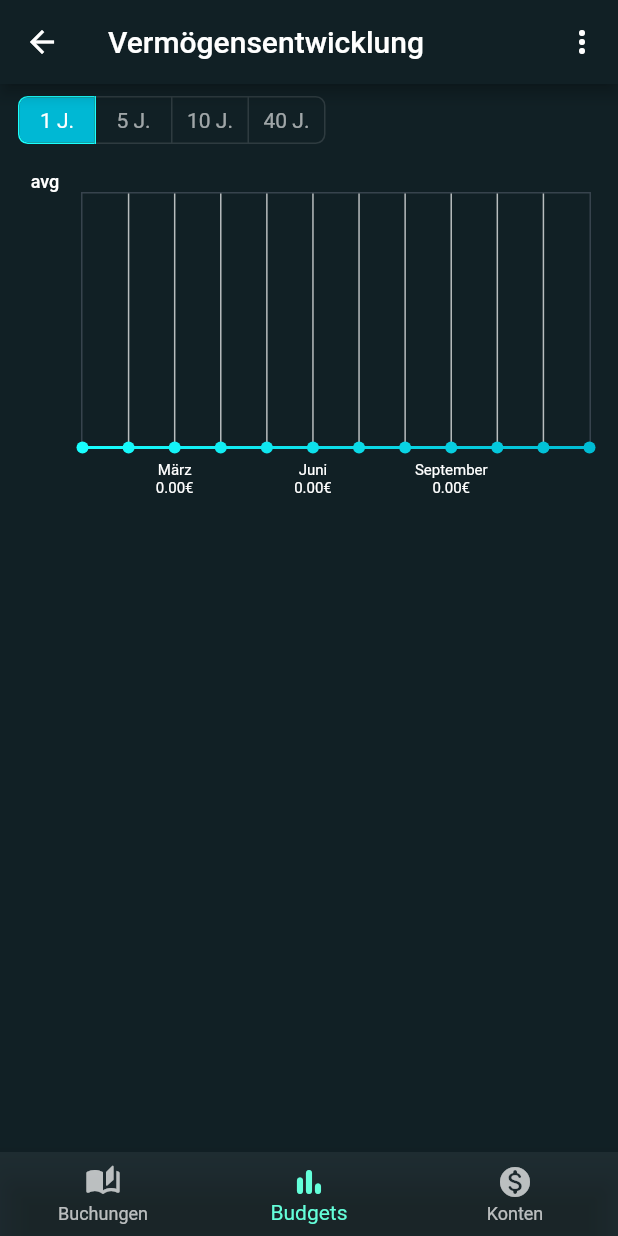
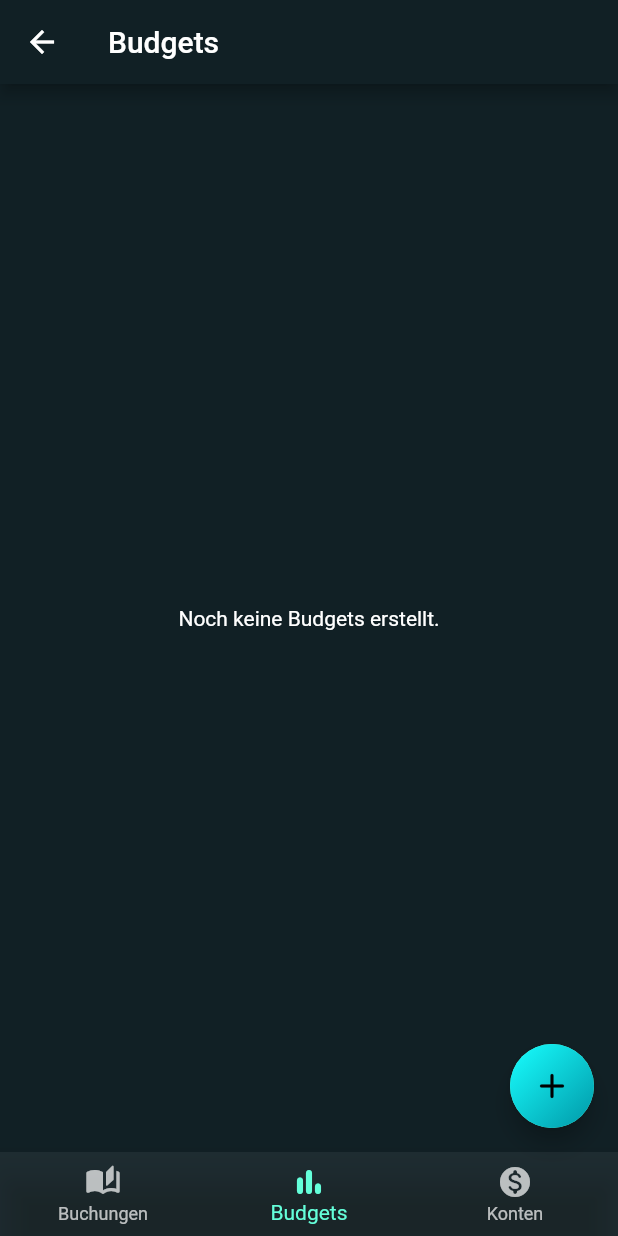
Before and after one commit to Marcel9494/Haushaltsbuch, a Flutter app: the BottomNavBar screen opened directly with empty values, item 2 of the bottom bar chosen, on a phone screen of 412 x 824 dp. Run offline on Flutter 3.47's test engine with Material 2 defaults, Android fonts, the phone set to English and light mode, and no system bars; drawn by our look-alikes of fl_chart; our stand-ins replace another_flushbar, hive, hive_flutter, introduction_screen, modal_bottom_sheet, month_picker_dialog and 1 more; accounts and stored records are empty.

Commit message:
Budgets angefangen zu implementieren
- Budgets angefangen zu implementieren.
- Budgets können erstellt werden.
- Erste erstellte Budgets werden in einer Liste angezeigt.
- Alten nicht mehr benötigten Code entfernt.

```diff
--- a/lib/components/bottom_nav_bar/bottom_nav_bar.dart
+++ b/lib/components/bottom_nav_bar/bottom_nav_bar.dart
@@ -1,10 +1,11 @@
 import 'package:flutter/material.dart';
 
 import '/screens/bookings_screen.dart';
-import '/screens/statistics_screen.dart';
+import '/screens/budgets_screen.dart';
 import '/screens/accounts_screen.dart';
 
 import '/models/screen_arguments/create_or_edit_booking_screen_arguments.dart';
+import '/models/screen_arguments/create_or_edit_budget_screen_arguments.dart';
 
 import '/utils/consts/route_consts.dart';
 
@@ -29,7 +30,7 @@ class _BottomNavBarState extends State<BottomNavBar> {
     super.initState();
     _screens = <Widget>[
       const BookingsScreen(),
-      const StatisticsScreen(),
+      const BudgetsScreen(),
       const AccountsScreen(),
     ];
   }
@@ -49,9 +50,11 @@ class _BottomNavBarState extends State<BottomNavBar> {
           children: _screens,
         ),
       ),
-      floatingActionButton: _selectedIndex == 0
+      floatingActionButton: _selectedIndex == 0 || _selectedIndex == 1
           ? FloatingActionButton(
-              onPressed: () => Navigator.pushNamed(context, createOrEditBookingRoute, arguments: CreateOrEditBookingScreenArguments(-1)),
+              onPressed: () => _selectedIndex == 0
+                  ? Navigator.pushNamed(context, createOrEditBookingRoute, arguments: CreateOrEditBookingScreenArguments(-1))
+                  : Navigator.pushNamed(context, createOrEditBudgetRoute, arguments: CreateOrEditBudgetScreenArguments(-1)),
               child: Container(
                 width: 60,
                 height: 60,
--- a/lib/components/tab_views/account_overview_tab_view.dart
+++ b/lib/components/tab_views/account_overview_tab_view.dart
@@ -1,7 +1,9 @@
 import 'package:flutter/material.dart';
 
 import '../../models/account.dart';
+
 import '../cards/account_card.dart';
+
 import '../deco/loading_indicator.dart';
 
 class AccountOverviewTabView extends StatefulWidget {
@@ -21,8 +23,7 @@ class _AccountOverviewTabViewState extends State<AccountOverviewTabView> {
 
   @override
   Widget build(BuildContext context) {
-    return Expanded(
-      child: FutureBuilder(
+    return FutureBuilder(
       future: _loadAccountList(),
       builder: (BuildContext context, AsyncSnapshot<List<Account>> snapshot) {
         switch (snapshot.connectionState) {
@@ -74,7 +75,6 @@ class _AccountOverviewTabViewState extends State<AccountOverviewTabView> {
             return const LoadingIndicator();
         }
       },
-      ),
     );
   }
 }
--- /dev/null
+++ b/lib/models/budget.dart
@@ -0,0 +1,47 @@
+import 'package:hive/hive.dart';
+
+import '/utils/consts/hive_consts.dart';
+
+@HiveType(typeId: 5)
+class Budget extends HiveObject {
+  late int boxIndex;
+  @HiveField(0)
+  late String categorie;
+  @HiveField(1)
+  late double budget;
+
+  void createBudget(Budget newBudget) async {
+    var budgetBox = await Hive.openBox(budgetsBox);
+    budgetBox.add(newBudget);
+  }
+
+  static Future<List<Budget>> loadBudgets() async {
+    var budgetBox = await Hive.openBox(budgetsBox);
+    List<Budget> budgetList = [];
+    for (int i = 0; i < budgetBox.length; i++) {
+      Budget budget = await budgetBox.getAt(i);
+      budget.boxIndex = i;
+      budgetList.add(budget);
+    }
+    budgetList.sort((first, second) => first.categorie.compareTo(second.categorie));
+    return budgetList;
+  }
+}
+
+class BudgetAdapter extends TypeAdapter<Budget> {
+  @override
+  final typeId = 5;
+
+  @override
+  Budget read(BinaryReader reader) {
+    return Budget()
+      ..categorie = reader.read()
+      ..budget = reader.read();
+  }
+
+  @override
+  void write(BinaryWriter writer, Budget obj) {
+    writer.write(obj.categorie);
+    writer.write(obj.budget);
+  }
+}
--- a/lib/models/categorie.dart
+++ b/lib/models/categorie.dart
@@ -117,8 +117,8 @@ class Categorie extends HiveObject {
     var categorieBox = await Hive.openBox(categoriesBox);
     for (int i = 0; i < categorieBox.length; i++) {
       Categorie categorie = await categorieBox.getAt(i);
-      print(categorieBox.length);
-      print(categorie.name);
+      // TODO print(categorieBox.length);
+      // TODO print(categorie.name);
       if (categorie.type == CategorieType.income.name) {
         return;
       }
--- /dev/null
+++ b/lib/models/screen_arguments/create_or_edit_budget_screen_arguments.dart
@@ -0,0 +1,7 @@
+class CreateOrEditBudgetScreenArguments {
+  final int budgetBoxIndex;
+
+  CreateOrEditBudgetScreenArguments(
+    this.budgetBoxIndex,
+  );
+}
--- /dev/null
+++ b/lib/screens/budgets_screen.dart
@@ -0,0 +1,76 @@
+import 'package:flutter/material.dart';
+
+import '/components/cards/budget_card.dart';
+import '/components/deco/loading_indicator.dart';
+
+import '/models/budget.dart';
+
+class BudgetsScreen extends StatefulWidget {
+  const BudgetsScreen({Key? key}) : super(key: key);
+
+  @override
+  State<BudgetsScreen> createState() => _BudgetsScreenState();
+}
+
+class _BudgetsScreenState extends State<BudgetsScreen> {
+  List<Budget> _budgetList = [];
+
+  Future<List<Budget>> _loadBudgetList() async {
+    _budgetList = await Budget.loadBudgets();
+    return _budgetList;
+  }
+
+  @override
+  Widget build(BuildContext context) {
+    return Scaffold(
+      appBar: AppBar(
+        title: const Text('Budgets'),
+      ),
+      body: Center(
+        child: Column(
+          children: [
+            FutureBuilder(
+              future: _loadBudgetList(),
+              builder: (BuildContext context, AsyncSnapshot<List<Budget>> snapshot) {
+                switch (snapshot.connectionState) {
+                  case ConnectionState.waiting:
+                    return const LoadingIndicator();
+                  case ConnectionState.done:
+                    if (_budgetList.isEmpty) {
+                      return const Expanded(
+                        child: Center(
+                          child: Text('Noch keine Budgets erstellt.'),
+                        ),
+                      );
+                    } else {
+                      return Expanded(
+                        child: RefreshIndicator(
+                          onRefresh: () async {
+                            _budgetList = await _loadBudgetList();
+                            setState(() {});
+                            return;
+                          },
+                          color: Colors.cyanAccent,
+                          child: ListView.builder(
+                            itemCount: _budgetList.length,
+                            itemBuilder: (BuildContext context, int index) {
+                              return BudgetCard(budget: _budgetList[index]);
+                            },
+                          ),
+                        ),
+                      );
+                    }
+                  default:
+                    if (snapshot.hasError) {
+                      return const Text('Budget Übersicht konnte nicht geladen werden.');
+                    }
+                    return const LoadingIndicator();
+                }
+              },
+            ),
+          ],
+        ),
+      ),
+    );
+  }
+}
--- a/lib/screens/statistics_screen.dart
+++ /dev/null
@@ -1,87 +0,0 @@
-import 'package:flutter/material.dart';
-import 'package:modal_bottom_sheet/modal_bottom_sheet.dart';
-
-import '../components/deco/bottom_sheet_line.dart';
-import '../models/enums/statistic_types.dart';
-
-import '../components/tab_views/asset_development_statistic_tab_view.dart';
-import '../components/tab_views/asset_allocation_statistic_tab_view.dart';
-
-class StatisticsScreen extends StatefulWidget {
-  const StatisticsScreen({Key? key}) : super(key: key);
-
-  @override
-  State<StatisticsScreen> createState() => _StatisticsScreenState();
-}
-
-class _StatisticsScreenState extends State<StatisticsScreen> {
-  List<bool> _selectedStatisticTabOption = [true, false];
-  StatisticType? _selectedStatistic;
-
-  void _setSelectedStatisticTab(StatisticType selectedStatisticType) {
-    setState(() {
-      if (selectedStatisticType.name == StatisticType.assetDevelopment.name) {
-        _selectedStatisticTabOption = [true, false];
-      } else if (selectedStatisticType.name == StatisticType.assetAllocation.name) {
-        _selectedStatisticTabOption = [false, true];
-      } else {
-        _selectedStatisticTabOption = [true, false];
-      }
-    });
-  }
-
-  @override
-  Widget build(BuildContext context) {
-    return Scaffold(
-        appBar: AppBar(
-          title: Text(_selectedStatisticTabOption[0] ? StatisticType.assetDevelopment.name : StatisticType.assetAllocation.name),
-          actions: [
-            Center(
-              child: PopupMenuButton<StatisticType>(
-                initialValue: _selectedStatistic,
-                onSelected: (StatisticType item) {
-                  setState(() {
-                    _selectedStatistic = item;
-                    _setSelectedStatisticTab(item);
-                  });
-                },
-                shape: const RoundedRectangleBorder(
-                  borderRadius: BorderRadius.all(
-                    Radius.circular(12.0),
-                  ),
-                ),
-                itemBuilder: (BuildContext context) => <PopupMenuEntry<StatisticType>>[
-                  PopupMenuItem<StatisticType>(
-                    value: StatisticType.assetDevelopment,
-                    padding: EdgeInsets.zero,
-                    child: ListTile(
-                      leading: const Icon(Icons.show_chart_rounded),
-                      horizontalTitleGap: 0.0,
-                      visualDensity: const VisualDensity(horizontal: 0.0, vertical: -4.0),
-                      title: Text(
-                        StatisticType.assetDevelopment.name,
-                        style: const TextStyle(fontSize: 14.0),
-                      ),
-                    ),
-                  ),
-                  PopupMenuItem<StatisticType>(
-                    value: StatisticType.assetAllocation,
-                    padding: EdgeInsets.zero,
-                    child: ListTile(
-                      leading: const Icon(Icons.pie_chart_rounded),
-                      horizontalTitleGap: 0.0,
-                      visualDensity: const VisualDensity(horizontal: 0.0, vertical: -4.0),
-                      title: Text(
-                        StatisticType.assetAllocation.name,
-                        style: const TextStyle(fontSize: 14.0),
-                      ),
-                    ),
-                  ),
-                ],
-              ),
-            ),
-          ],
-        ),
-        body: _selectedStatisticTabOption[0] ? const AssetDevelopmentStatisticTabView() : const AssetAllocationStatisticTabView());
-  }
-}
--- a/lib/utils/consts/hive_consts.dart
+++ b/lib/utils/consts/hive_consts.dart
@@ -1,3 +1,4 @@
 const bookingsBox = 'bookings';
 const accountsBox = 'accounts';
 const categoriesBox = 'categories';
+const budgetsBox = 'budgets';
--- a/lib/utils/consts/route_consts.dart
+++ b/lib/utils/consts/route_consts.dart
@@ -3,5 +3,6 @@ const bottomNavBarRoute = '/bottomNavBar';
 const createOrEditBookingRoute = '/createOrEditBooking';
 const createOrEditAccountRoute = '/createOrEditAccount';
 const createOrEditCategorieRoute = '/createOrEditCategorie';
+const createOrEditBudgetRoute = '/createOrEditBudget';
 const categoriesRoute = '/categories';
 const accountDetailsRoute = '/accountDetails';
```
Also changed, not shown: lib/components/cards/budget_card.dart (added, +59 -0 lines), lib/components/tab_views/monthly_tab_view.dart (+10 -8 lines), lib/components/tab_views/yearly_tab_view.dart (+6 -1 lines), lib/main.dart (+12 -0 lines), lib/screens/create_or_edit_budget_screen.dart (added, +88 -0 lines). Lines whose indentation alone changed are shown as unchanged.
